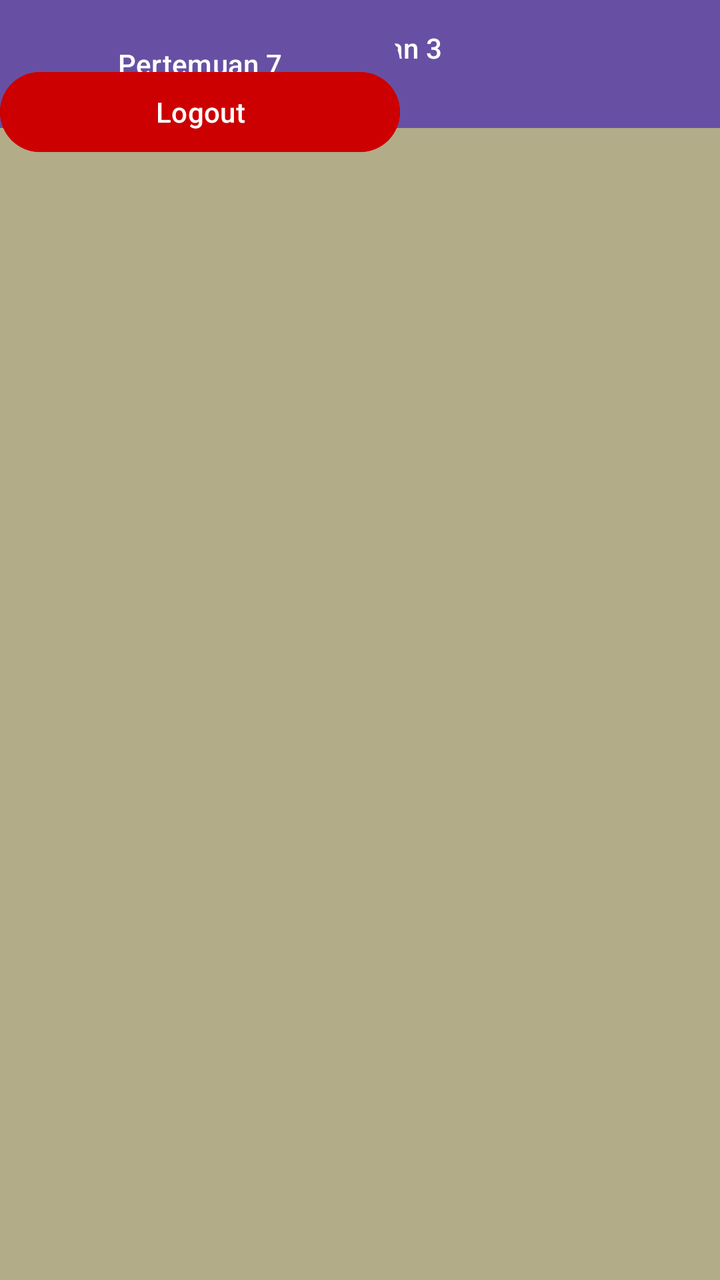
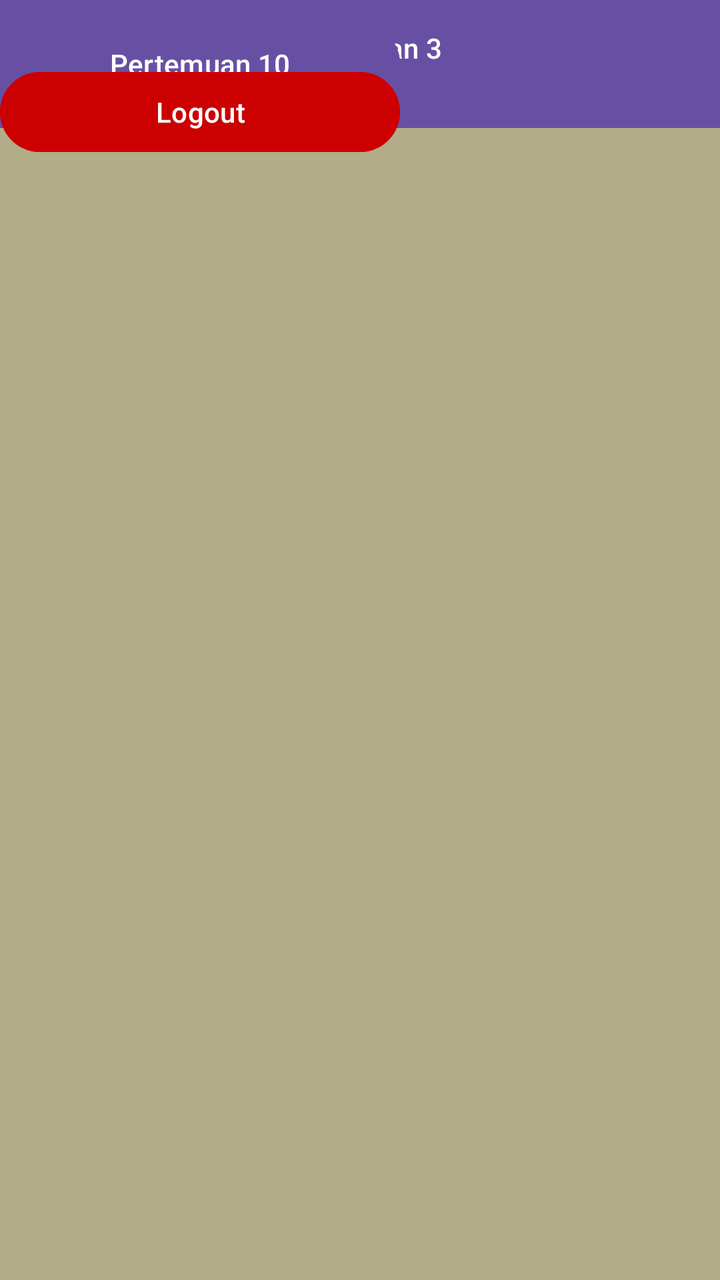

Before-and-after screenshots of an Android layout around one commit, followed by the original layout XML and the change that was made.
<!-- AndroidManifest.xml: application theme Theme.PercobaanY -->
<!-- res/layout/fragment_home.xml -->
<?xml version="1.0" encoding="utf-8"?>
<FrameLayout xmlns:android="http://schemas.android.com/apk/res/android"
    xmlns:tools="http://schemas.android.com/tools"
    android:layout_width="match_parent"
    android:layout_height="match_parent"
    xmlns:app="http://schemas.android.com/apk/res-auto"
    android:background="#B2AC88"
    tools:context=".Home.HomeFragment">

    <View
        android:id="@+id/background_header"
        android:layout_width="0dp"
        android:layout_height="100dp"
        android:background="@drawable/bg_header_wave"
        app:layout_constraintStart_toStartOf="parent"
        app:layout_constraintEnd_toEndOf="parent"
        app:layout_constraintTop_toTopOf="parent"/>

    <androidx.appcompat.widget.Toolbar
        android:id="@+id/toolbar"
        android:layout_width="match_parent"
        android:layout_height="?attr/actionBarSize"
        android:background="?attr/colorPrimary"
        app:layout_constraintEnd_toEndOf="parent"
        app:layout_constraintStart_toStartOf="parent"
        app:layout_constraintTop_toTopOf="parent"
        app:popupTheme="@style/ThemeOverlay.AppCompat.Light"
        app:titleTextColor="@android:color/white" />

    <Button
        android:id="@+id/btnKedua"
        android:layout_width="match_parent"
        android:layout_height="wrap_content"
        android:layout_marginBottom="10dp"
        android:text="Pertemuan 2" />

    <Button
        android:id="@+id/btnKetiga"
        android:layout_width="match_parent"
        android:layout_height="wrap_content"
        android:layout_marginBottom="10dp"
        android:text="Pertemuan 3" />

    <Button
        android:id="@+id/btnpKeempat"
        android:layout_width="200dp"
        android:layout_height="wrap_content"
        android:layout_marginTop="24dp"
        android:text="Pertemuan 4" />

    <Button
        android:id="@+id/btnpKelima"
        android:layout_width="200dp"
        android:layout_height="wrap_content"
        android:layout_marginTop="8dp"
        android:text="Pertemuan 5" />

    <Button
        android:id="@+id/btnpKeTujuh"
        android:layout_width="200dp"
        android:layout_height="wrap_content"
        android:layout_marginTop="8dp"
        android:text="Pertemuan 7" />
    <Button
        android:id="@+id/btnLogout"
        android:layout_width="200dp"
        android:layout_height="wrap_content"
        android:layout_marginTop="32dp"
        android:backgroundTint="@android:color/holo_red_dark"
        android:text="Logout" />

</FrameLayout>
<!-- resources referenced by this layout -->
<resources>
  <!-- drawable bg_header_wave (drawable) -->
  <vector xmlns:android="http://schemas.android.com/apk/res/android"
      android:width="100dp"
      android:height="100dp"
      android:viewportWidth="100"
      android:viewportHeight="100">
  
      
      <path
          android:fillColor="?attr/colorPrimary"
          android:pathData="
              M0,0
              L100,0
              L100,40
              C 75,55
                25,20
                0,40
              Z" />
  </vector>
  <style name="Theme.PercobaanY" parent="Base.Theme.PercobaanY" />
  <style name="Base.Theme.PercobaanY" parent="Theme.Material3.DayNight.NoActionBar">
          
          
      </style>
</resources>

<!-- the commit's change to res/layout/fragment_home.xml (unified diff, before → after) -->
@@ -61,6 +61,21 @@
         android:layout_height="wrap_content"
         android:layout_marginTop="8dp"
         android:text="Pertemuan 7" />
+
+    <Button
+        android:id="@+id/btnpKesembilan"
+        android:layout_width="200dp"
+        android:layout_height="wrap_content"
+        android:layout_marginTop="8dp"
+        android:text="Pertemuan 9" />
+
+    <Button
+        android:id="@+id/btnpKesepuluh"
+        android:layout_width="200dp"
+        android:layout_height="wrap_content"
+        android:layout_marginTop="8dp"
+        android:text="Pertemuan 10" />
+
     <Button
         android:id="@+id/btnLogout"
         android:layout_width="200dp"
